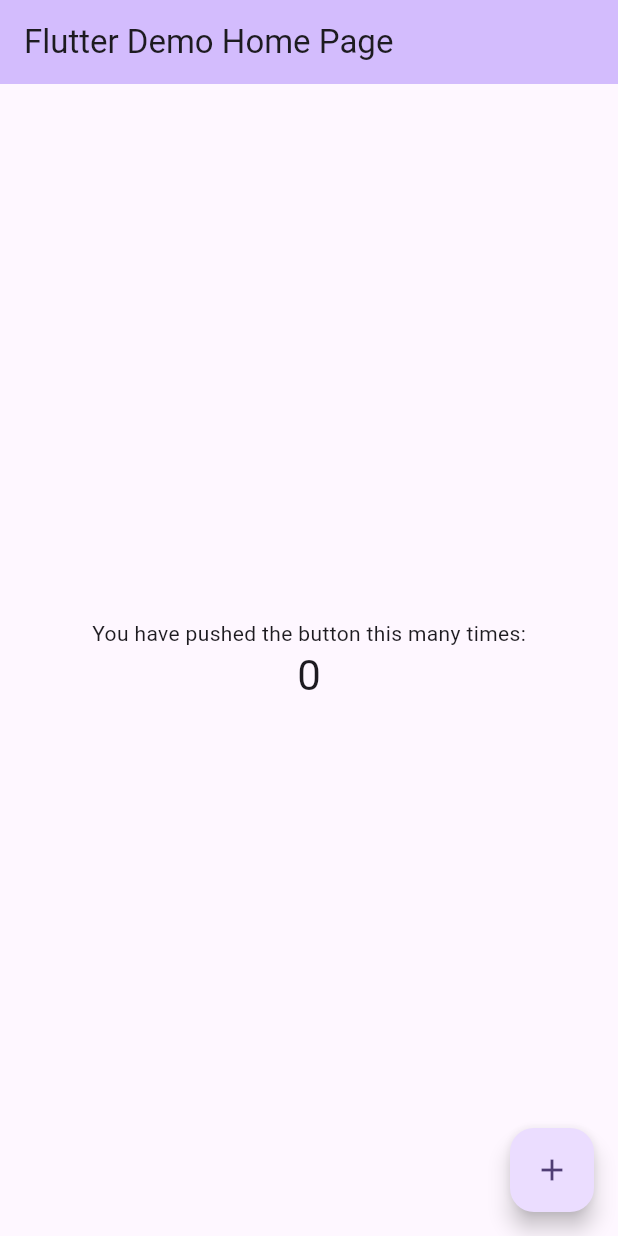
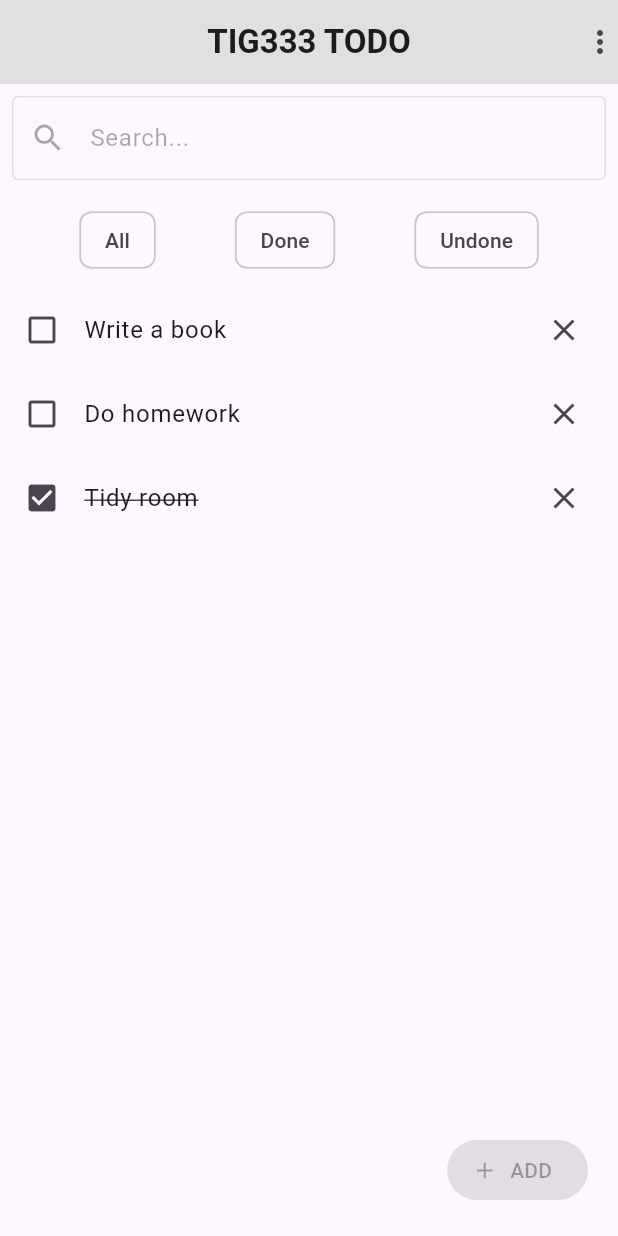
Before and after one commit to gu-tig333-ht25/gusthabth, a Flutter app: the screen it shows after launch, on a phone screen of 412 x 824 dp. Run offline on Flutter 3.47's test engine with Material 3 defaults, Android fonts, the phone set to English and light mode, and no system bars.

Commit message:
Steg 1: statiskt UI enligt Figma (en sida, inget klickbart)

```diff
--- a/lib/main.dart
+++ b/lib/main.dart
@@ -1,123 +1,110 @@
 import 'package:flutter/material.dart';
 
 void main() {
-  runApp(MyApp());
+  runApp(const MyApp());
 }
 
 class MyApp extends StatelessWidget {
-  MyApp({super.key});
+  const MyApp({super.key});
 
-  // This widget is the root of your application.
   @override
   Widget build(BuildContext context) {
     return MaterialApp(
-      title: 'Flutter Demo',
-      theme: ThemeData(
-        // This is the theme of your application.
-        //
-        // TRY THIS: Try running your application with "flutter run". You'll see
-        // the application has a purple toolbar. Then, without quitting the app,
-        // try changing the seedColor in the colorScheme below to Colors.green
-        // and then invoke "hot reload" (save your changes or press the "hot
-        // reload" button in a Flutter-supported IDE, or press "r" if you used
-        // the command line to start the app).
-        //
-        // Notice that the counter didn't reset back to zero; the application
-        // state is not lost during the reload. To reset the state, use hot
-        // restart instead.
-        //
-        // This works for code too, not just values: Most code changes can be
-        // tested with just a hot reload.
-        colorScheme: ColorScheme.fromSeed(seedColor: Colors.deepPurple),
-        useMaterial3: true,
-      ),
-      home: MyHomePage(title: 'Flutter Demo Home Page'),
+      debugShowCheckedModeBanner: false,
+      title: 'TIG333 TODO',
+      theme: ThemeData(useMaterial3: true),
+      home: const TodoOnePage(),
     );
   }
 }
 
-class MyHomePage extends StatefulWidget {
-  MyHomePage({super.key, required this.title});
-
-  // This widget is the home page of your application. It is stateful, meaning
-  // that it has a State object (defined below) that contains fields that affect
-  // how it looks.
-
-  // This class is the configuration for the state. It holds the values (in this
-  // case the title) provided by the parent (in this case the App widget) and
-  // used by the build method of the State. Fields in a Widget subclass are
-  // always marked "final".
-
-  final String title;
-
-  @override
-  State<MyHomePage> createState() => _MyHomePageState();
-}
-
-class _MyHomePageState extends State<MyHomePage> {
-  int _counter = 0;
-
-  void _incrementCounter() {
-    setState(() {
-      // This call to setState tells the Flutter framework that something has
-      // changed in this State, which causes it to rerun the build method below
-      // so that the display can reflect the updated values. If we changed
-      // _counter without calling setState(), then the build method would not be
-      // called again, and so nothing would appear to happen.
-      _counter++;
-    });
-  }
+class TodoOnePage extends StatelessWidget {
+  const TodoOnePage({super.key});
 
   @override
   Widget build(BuildContext context) {
-    // This method is rerun every time setState is called, for instance as done
-    // by the _incrementCounter method above.
-    //
-    // The Flutter framework has been optimized to make rerunning build methods
-    // fast, so that you can just rebuild anything that needs updating rather
-    // than having to individually change instances of widgets.
     return Scaffold(
       appBar: AppBar(
-        // TRY THIS: Try changing the color here to a specific color (to
-        // Colors.amber, perhaps?) and trigger a hot reload to see the AppBar
-        // change color while the other colors stay the same.
-        backgroundColor: Theme.of(context).colorScheme.inversePrimary,
-        // Here we take the value from the MyHomePage object that was created by
-        // the App.build method, and use it to set our appbar title.
-        title: Text(widget.title),
+        backgroundColor: Colors.grey[300],
+        title: const Text(
+          "TIG333 TODO",
+          style: TextStyle(fontWeight: FontWeight.bold),
+        ),
+        centerTitle: true,
+        actions: const [
+          Icon(Icons.more_vert), // Tre prickar (ej klickbar)
+        ],
       ),
-      body: Center(
-        // Center is a layout widget. It takes a single child and positions it
-        // in the middle of the parent.
-        child: Column(
-          // Column is also a layout widget. It takes a list of children and
-          // arranges them vertically. By default, it sizes itself to fit its
-          // children horizontally, and tries to be as tall as its parent.
-          //
-          // Column has various properties to control how it sizes itself and
-          // how it positions its children. Here we use mainAxisAlignment to
-          // center the children vertically; the main axis here is the vertical
-          // axis because Columns are vertical (the cross axis would be
-          // horizontal).
-          //
-          // TRY THIS: Invoke "debug painting" (choose the "Toggle Debug Paint"
-          // action in the IDE, or press "p" in the console), to see the
-          // wireframe for each widget.
-          mainAxisAlignment: MainAxisAlignment.center,
-          children: <Widget>[
-            Text('You have pushed the button this many times:'),
-            Text(
-              '$_counter',
-              style: Theme.of(context).textTheme.headlineMedium,
+      body: Column(
+        children: [
+          // Sökruta
+          Padding(
+            padding: const EdgeInsets.all(8.0),
+            child: TextField(
+              enabled: false, // Ej klickbar
+              decoration: InputDecoration(
+                hintText: "Search...",
+                border: OutlineInputBorder(),
+                prefixIcon: Icon(Icons.search),
+              ),
             ),
-          ],
-        ),
+          ),
+
+          // Filter-rutor
+          Padding(
+            padding: const EdgeInsets.symmetric(vertical: 8.0),
+            child: Row(
+              mainAxisAlignment: MainAxisAlignment.spaceEvenly,
+              children: const [
+                Chip(label: Text("All")),
+                Chip(label: Text("Done")),
+                Chip(label: Text("Undone")),
+              ],
+            ),
+          ),
+
+          // Lista
+          Expanded(
+            child: ListView(
+              children: const [
+                ListTile(
+                  leading: Icon(Icons.check_box_outline_blank),
+                  title: Text("Write a book"),
+                  trailing: Icon(Icons.close),
+                ),
+                ListTile(
+                  leading: Icon(Icons.check_box_outline_blank),
+                  title: Text("Do homework"),
+                  trailing: Icon(Icons.close),
+                ),
+                ListTile(
+                  leading: Icon(Icons.check_box),
+                  title: Text(
+                    "Tidy room",
+                    style: TextStyle(decoration: TextDecoration.lineThrough),
+                  ),
+                  trailing: Icon(Icons.close),
+                ),
+              ],
+            ),
+          ),
+
+          // Statiskt +ADD (ej klickbar)
+          Padding(
+            padding: const EdgeInsets.all(20.0),
+            child: Align(
+              alignment: Alignment.bottomRight,
+              child: IgnorePointer(
+                child: ElevatedButton.icon(
+                  onPressed: null,
+                  icon: const Icon(Icons.add),
+                  label: const Text("ADD"),
+                ),
+              ),
+            ),
+          ),
+        ],
       ),
-      floatingActionButton: FloatingActionButton(
-        onPressed: _incrementCounter,
-        tooltip: 'Increment',
-        child: Icon(Icons.add),
-      ), // This trailing comma makes auto-formatting nicer for build methods.
     );
   }
 }
```
